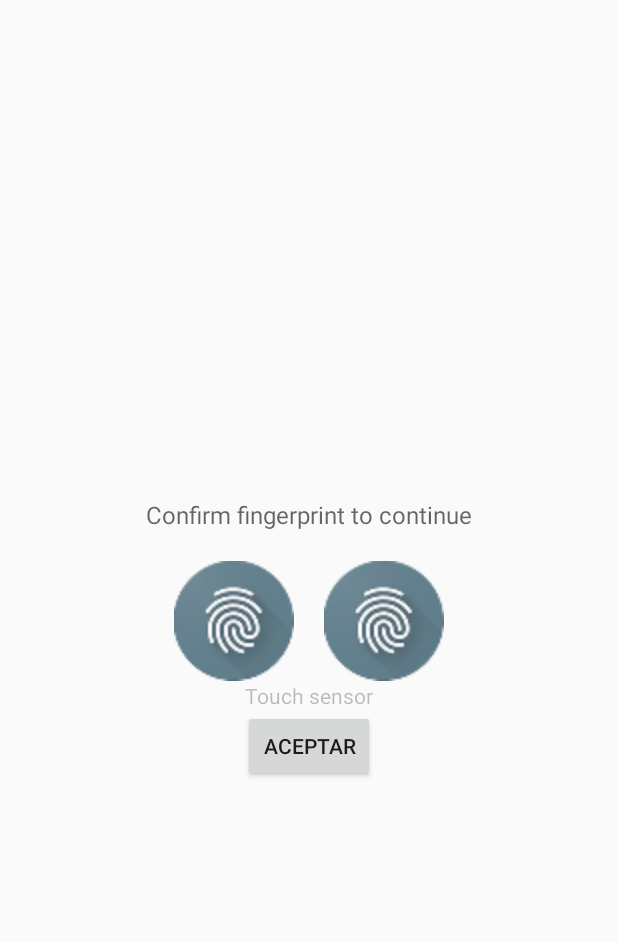
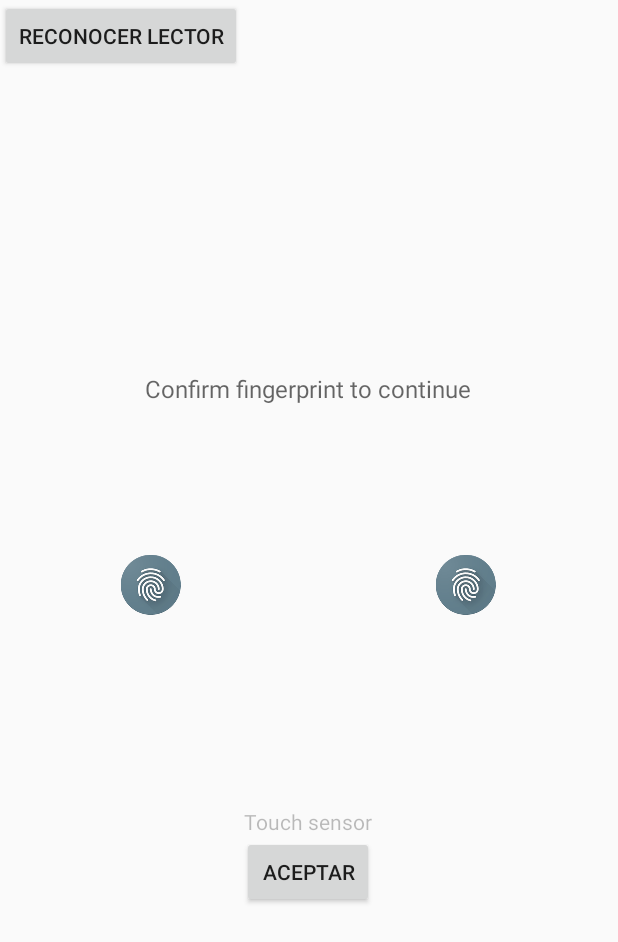
Before and after one commit to sergioivan154/sensorHuella, an Android app: the layout dialog_huellas.xml on its own in the app's theme, with its tools: preview values and no code run, on a phone screen of 412 x 824 dp. Shown: the top 942 px of the screen. Run offline under Robolectric (Android 15) with nearby library versions, the phone set to English and light mode, and no system bars.

Commit message:
bugfixed huella bitmap

```diff
--- a/app/src/main/java/sagarpa/planetmedia/com/sagarpapp/Model/Adapter/BaseAdapterHuellas.kt
+++ b/app/src/main/java/sagarpa/planetmedia/com/sagarpapp/Model/Adapter/BaseAdapterHuellas.kt
@@ -35,7 +35,7 @@ class BaseAdapterHuellas(var listDataPhoto: List<Huella>, var contextMain: Conte
                 itemView.textNombre.text = AppUtilidadesEncript().Desencriptar(huella.nombre)
                 itemView.textEmail.text = AppUtilidadesEncript().Desencriptar(huella.correo)
                 itemView.imageView_Huella.setImageBitmap(huella.huella)
-                itemView.setOnClickListener { DialogoHuella(context).show() }
+                itemView.setOnClickListener { DialogoHuella(context, huella.huella).show() }
 
 
             }
--- a/app/src/main/java/sagarpa/planetmedia/com/sagarpapp/Utility/Biometrico/Biometrico.java
+++ b/app/src/main/java/sagarpa/planetmedia/com/sagarpapp/Utility/Biometrico/Biometrico.java
@@ -20,10 +20,8 @@ public class Biometrico {
 
     }
 
-    public void compararHuellas(byte[] huella1, byte[] huella2, BiometricoResponse biometricoResponse){
+    public void compararHuellas(Bitmap imgHuella1,  Bitmap imgHuella2, BiometricoResponse biometricoResponse){
 
-        Bitmap imgHuella1 = BitmapFactory.decodeByteArray(huella1, 0, huella1.length);
-        Bitmap imgHuella2 =  BitmapFactory.decodeByteArray(huella2, 0, huella2.length);
         m_finger1.setFingerPrintImage(imgHuella1);
         m_finger2.setFingerPrintImage(imgHuella2);
         finger1=m_finger1.getFingerPrintTemplate();
--- a/app/src/main/java/sagarpa/planetmedia/com/sagarpapp/View/Activity/LoginActivity.kt
+++ b/app/src/main/java/sagarpa/planetmedia/com/sagarpapp/View/Activity/LoginActivity.kt
@@ -69,12 +69,10 @@ class LoginActivity : AppCompatActivity() {
 
         progress.visibility = View.VISIBLE
         fingerprint_icon.visibility = View.INVISIBLE
-        val uno = Base64.encodeToString(finger1, Base64.NO_WRAP)
-        val dos = Base64.encodeToString(finger2, Base64.NO_WRAP)
 
         val bio = Biometrico(this)
 
-
+/*
         bio.compararHuellas(finger1, finger2) { respuesta, compatibilidad ->
             if(respuesta) {
 
@@ -90,7 +88,7 @@ class LoginActivity : AppCompatActivity() {
             fingerprint_icon.visibility = View.VISIBLE
             progress.visibility = View.INVISIBLE
 
-        }
+        }*/
 
 
 
--- a/app/src/main/java/sagarpa/planetmedia/com/sagarpapp/View/Fragment/GaleriaHuellasFragment.kt
+++ b/app/src/main/java/sagarpa/planetmedia/com/sagarpapp/View/Fragment/GaleriaHuellasFragment.kt
@@ -17,6 +17,7 @@ import sagarpa.planetmedia.com.sagarpapp.Utility.ConexionSQLiteHelper
 import sagarpa.planetmedia.com.sagarpapp.Utility.KeyDictionary
 
 class GaleriaHuellasFragment : Fragment() {
+
 
     override fun onCreateView(inflater: LayoutInflater, container: ViewGroup?,
                               savedInstanceState: Bundle?): View? {
--- a/app/src/main/res/layout/dialog_huellas.xml
+++ b/app/src/main/res/layout/dialog_huellas.xml
@@ -6,6 +6,19 @@
     android:layout_height="match_parent"
     android:orientation="vertical"
     tools:context=".View.Activity.LoginActivity">
+    <Button
+        android:id="@+id/btnSensor"
+        android:layout_width="wrap_content"
+        android:layout_height="wrap_content"
+        android:text="Reconocer Lector"/>
+
+    <ProgressBar
+        android:id="@+id/progresslector"
+        android:layout_width="wrap_content"
+        android:layout_height="wrap_content"
+        android:layout_alignParentTop="true"
+        android:layout_centerHorizontal="true"
+        android:visibility="gone"/>
 
     <LinearLayout
         android:layout_width="wrap_content"
@@ -36,29 +49,44 @@
             android:orientation="horizontal">
             <ImageView
                 android:id="@+id/fingerprint_register"
-                android:layout_width="80dp"
-                android:layout_height="80dp"
+                android:layout_width="200dp"
+                android:layout_height="200dp"
                 android:layout_alignParentStart="true"
                 android:layout_below="@+id/fingerprint_description"
                 android:layout_marginTop="20dp"
-                android:scaleType="fitCenter"
+                android:scaleType="centerInside"
                 android:contentDescription="@string/description_fingerprint_icon"
                 android:src="@drawable/ic_fp_40px" />
 
             <Space
-                android:layout_width="20dp"
+                android:layout_width="10dp"
                 android:layout_height="wrap_content" />
+            <RelativeLayout
+                android:layout_width="wrap_content"
+                android:layout_below="@+id/fingerprint_description"
+                android:layout_height="wrap_content">
+
             <ImageView
                 android:id="@+id/fingerprint_actual"
-                android:layout_width="80dp"
-                android:layout_height="80dp"
+                android:layout_width="200dp"
+                android:layout_height="200dp"
                 android:layout_alignParentStart="true"
-                android:layout_below="@+id/fingerprint_description"
+
                 android:layout_marginTop="20dp"
-                android:scaleType="fitCenter"
+                android:scaleType="centerInside"
                 android:contentDescription="@string/description_fingerprint_icon"
                 android:src="@drawable/ic_fp_40px" />
+
+
+            </RelativeLayout>
         </LinearLayout>
+        <ProgressBar
+            android:id="@+id/progress"
+            android:layout_width="wrap_content"
+            android:layout_height="wrap_content"
+            android:layout_centerVertical="true"
+            android:visibility="invisible"
+            android:layout_centerHorizontal="true"/>
 
 
         <TextView
```
Also changed, not shown: app/src/main/java/sagarpa/planetmedia/com/sagarpapp/View/Activity/HuellasActivity.kt (+14 -1 lines), app/src/main/java/sagarpa/planetmedia/com/sagarpapp/View/Dialog/DialogoHuella.java (+63 -1 lines), app/src/main/res/layout/activity_huellas.xml (+17 -2 lines).
